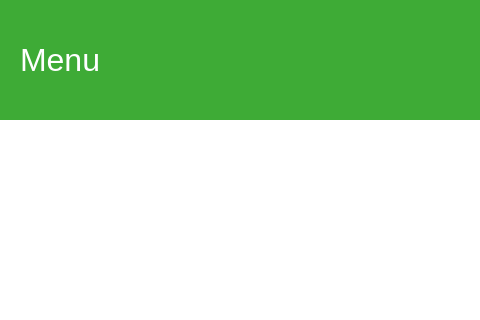
Qt form HacktonDemo/mainwindow.ui (CABLodam/hackathon) before a commit; both pictures show x 0 to 480 and y 0 to 320 of the 800 by 600 pixel window.
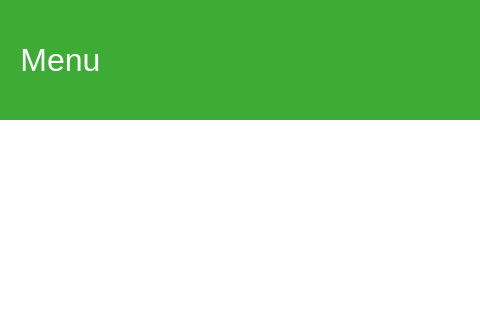
The same form after that commit. Icons and pictures are not drawn.

```diff
--- a/HacktonDemo/mainwindow.ui
+++ b/HacktonDemo/mainwindow.ui
@@ -109,9 +109,9 @@
            <number>0</number>
           </property>
           <item>
-           <widget class="QLabel" name="menuLabel">
+           <widget class="QPushButton" name="pushButton">
             <property name="styleSheet">
-             <string notr="true">font-size:24pt;color:#FFF;</string>
+             <string notr="true">border:none;font-size:24pt;color:#FFF;</string>
             </property>
             <property name="text">
              <string>Menu</string>
```
Left out of the diff: 3 changed lines with no effect on the pictures.
